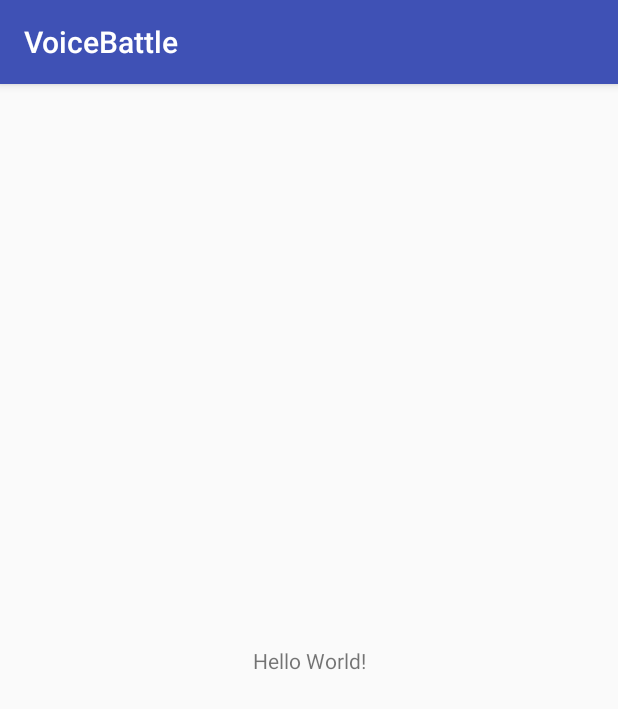
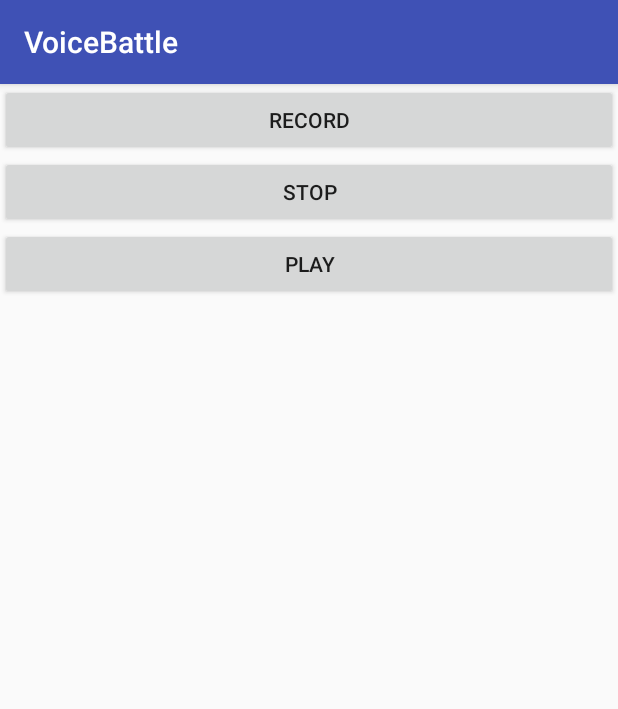
Before and after one commit to s-haya-123/voiceBattle, an Android app: the screen it shows after launch (MainActivity), on a phone screen of 412 x 824 dp. Shown: the top 709 px of the screen. Run offline under Robolectric (Android 15) with nearby library versions, the phone set to English and light mode, and no system bars.

Commit message:
add sample class(ref:steavevaivai.hatenablog.com/entry/2015/01/03/225505)

```diff
--- a/app/src/main/AndroidManifest.xml
+++ b/app/src/main/AndroidManifest.xml
@@ -1,6 +1,8 @@
 <?xml version="1.0" encoding="utf-8"?>
 <manifest xmlns:android="http://schemas.android.com/apk/res/android"
     package="voicebattle.com.shaya.voicebattle">
+    <uses-permission android:name="android.permission.RECORD_AUDIO" />
+
 
     <application
         android:allowBackup="true"
--- /dev/null
+++ b/app/src/main/java/voicebattle/com/shaya/voicebattle/AudioSample.kt
@@ -0,0 +1,63 @@
+package voicebattle.com.shaya.voicebattle
+
+import android.media.AudioFormat
+import android.media.AudioRecord
+import android.media.MediaRecorder
+import android.util.Log
+import kotlin.math.max
+import java.nio.file.Files.createFile
+
+
+
+/**
+ * AudioRecord クラスのサンプルコード
+ */
+class AudioSample {
+
+    var audioRecord: AudioRecord //録音用のオーディオレコードクラス
+    val SAMPLING_RATE = 44100 //オーディオレコード用サンプリング周波数
+    private var bufSize: Int = 0//オーディオレコード用バッファのサイズ
+    private var shortData: ShortArray? = null //オーディオレコード用バッファ
+
+    //AudioRecordの初期化
+    init {
+        // AudioRecordオブジェクトを作成
+        bufSize = android.media.AudioRecord.getMinBufferSize(SAMPLING_RATE,
+                AudioFormat.CHANNEL_IN_MONO,
+                AudioFormat.ENCODING_PCM_16BIT)
+        audioRecord = AudioRecord(MediaRecorder.AudioSource.MIC,
+                SAMPLING_RATE,
+                AudioFormat.CHANNEL_IN_MONO,
+                AudioFormat.ENCODING_PCM_16BIT,
+                bufSize)
+
+        shortData = ShortArray(bufSize / 2)
+
+        // コールバックを指定
+        audioRecord.setRecordPositionUpdateListener(object : AudioRecord.OnRecordPositionUpdateListener {
+            // フレームごとの処理
+            override fun onPeriodicNotification(recorder: AudioRecord) {
+                // TODO Auto-generated method stub
+                audioRecord.read(shortData!!, 0, bufSize / 2) // 読み込む
+            }
+
+            override fun onMarkerReached(recorder: AudioRecord) {
+                // TODO Auto-generated method stub
+
+            }
+        })
+        // コールバックが呼ばれる間隔を指定
+        audioRecord.positionNotificationPeriod = bufSize / 2
+    }
+
+
+    fun startAudioRecord() {
+        audioRecord.startRecording()
+        audioRecord.read(shortData!!, 0, bufSize / 2)
+    }
+
+    //オーディオレコードを停止する
+    fun stopAudioRecord() {
+        audioRecord.stop()
+    }
+}
--- a/app/src/main/java/voicebattle/com/shaya/voicebattle/MainActivity.kt
+++ b/app/src/main/java/voicebattle/com/shaya/voicebattle/MainActivity.kt
@@ -2,11 +2,19 @@ package voicebattle.com.shaya.voicebattle
 
 import android.support.v7.app.AppCompatActivity
 import android.os.Bundle
+import kotlinx.android.synthetic.main.activity_main.*
 
 class MainActivity : AppCompatActivity() {
-
+    val audioSample:AudioSample = AudioSample()
     override fun onCreate(savedInstanceState: Bundle?) {
         super.onCreate(savedInstanceState)
         setContentView(R.layout.activity_main)
+        record.setOnClickListener{
+            audioSample.startAudioRecord()
+        }
+        stop.setOnClickListener {
+            audioSample.stopAudioRecord()
+        }
+
     }
 }
--- a/app/src/main/res/layout/activity_main.xml
+++ b/app/src/main/res/layout/activity_main.xml
@@ -6,13 +6,28 @@
     android:layout_height="match_parent"
     tools:context=".MainActivity">
 
-    <TextView
-        android:layout_width="wrap_content"
-        android:layout_height="wrap_content"
-        android:text="Hello World!"
-        app:layout_constraintBottom_toBottomOf="parent"
-        app:layout_constraintLeft_toLeftOf="parent"
-        app:layout_constraintRight_toRightOf="parent"
-        app:layout_constraintTop_toTopOf="parent" />
+    <LinearLayout
+        android:layout_width="match_parent"
+        android:layout_height="match_parent"
+        android:orientation="vertical">
+
+        <Button
+            android:id="@+id/record"
+            android:layout_width="match_parent"
+            android:layout_height="wrap_content"
+            android:text="record" />
+
+        <Button
+            android:id="@+id/stop"
+            android:layout_width="match_parent"
+            android:layout_height="wrap_content"
+            android:text="stop" />
+
+        <Button
+            android:id="@+id/play"
+            android:layout_width="match_parent"
+            android:layout_height="wrap_content"
+            android:text="play" />
+    </LinearLayout>
 
 </android.support.constraint.ConstraintLayout>
```
